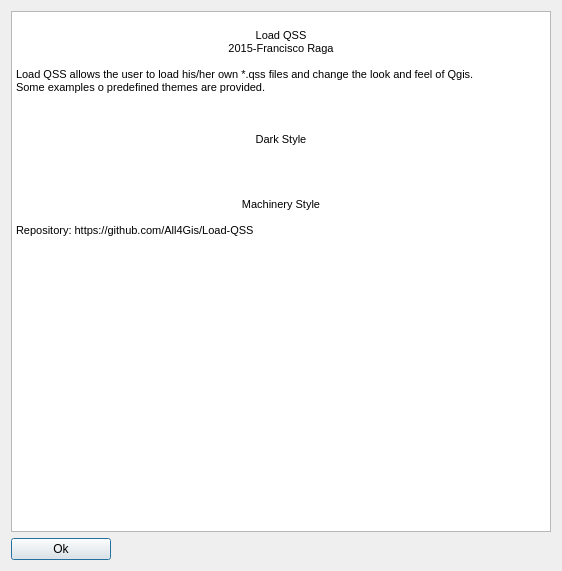
Before: the Qt Designer form ui.resources/About.ui in All4Gis/Load-QSS, drawn with Qt 5.
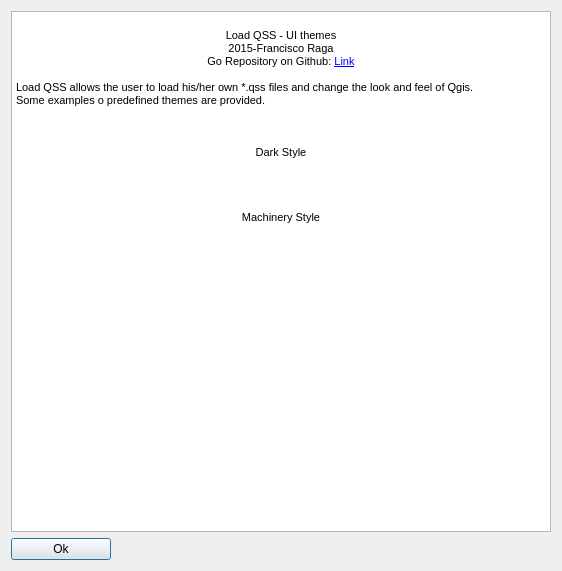
After: the same form once the commit is applied. Icons and pictures are not drawn.

What changed in the file:
```diff
--- a/ui.resources/About.ui
+++ b/ui.resources/About.ui
@@ -29,8 +29,9 @@
 p, li { white-space: pre-wrap; }
 &lt;/style&gt;&lt;/head&gt;&lt;body style=&quot; font-family:'MS Shell Dlg 2'; font-size:8.25pt; font-weight:400; font-style:normal;&quot;&gt;
 &lt;p align=&quot;center&quot; style=&quot; margin-top:0px; margin-bottom:0px; margin-left:0px; margin-right:0px; -qt-block-indent:0; text-indent:0px;&quot;&gt;&lt;span style=&quot; font-size:8pt;&quot;&gt; &lt;/span&gt;&lt;img src=&quot;:/imgQss/images/icon.png&quot; /&gt;&lt;/p&gt;
-&lt;p align=&quot;center&quot; style=&quot; margin-top:0px; margin-bottom:0px; margin-left:0px; margin-right:0px; -qt-block-indent:0; text-indent:0px;&quot;&gt;&lt;span style=&quot; font-size:8pt;&quot;&gt;Load QSS&lt;/span&gt;&lt;/p&gt;
+&lt;p align=&quot;center&quot; style=&quot; margin-top:0px; margin-bottom:0px; margin-left:0px; margin-right:0px; -qt-block-indent:0; text-indent:0px;&quot;&gt;&lt;span style=&quot; font-size:8pt;&quot;&gt;Load QSS - UI themes&lt;/span&gt;&lt;/p&gt;
 &lt;p align=&quot;center&quot; style=&quot; margin-top:0px; margin-bottom:0px; margin-left:0px; margin-right:0px; -qt-block-indent:0; text-indent:0px;&quot;&gt;&lt;span style=&quot; font-size:8pt;&quot;&gt;2015-Francisco Raga&lt;/span&gt;&lt;/p&gt;
+&lt;p align=&quot;center&quot; style=&quot; margin-top:0px; margin-bottom:0px; margin-left:0px; margin-right:0px; -qt-block-indent:0; text-indent:0px;&quot;&gt;&lt;span style=&quot; font-size:8pt;&quot;&gt;Go Repository on Github: &lt;/span&gt;&lt;a href=&quot;https://github.com/All4Gis/Load-QSS&quot;&gt;&lt;span style=&quot; font-size:8pt; text-decoration: underline; color:#0000ff;&quot;&gt;Link&lt;/span&gt;&lt;/a&gt;&lt;/p&gt;
 &lt;p style=&quot;-qt-paragraph-type:empty; margin-top:0px; margin-bottom:0px; margin-left:0px; margin-right:0px; -qt-block-indent:0; text-indent:0px; font-size:8pt;&quot;&gt;&lt;br /&gt;&lt;/p&gt;
 &lt;p style=&quot; margin-top:0px; margin-bottom:0px; margin-left:0px; margin-right:0px; -qt-block-indent:0; text-indent:0px;&quot;&gt;&lt;span style=&quot; font-size:8pt;&quot;&gt;Load QSS allows the user to load his/her own *.qss files and change the look and feel of Qgis.&lt;/span&gt;&lt;/p&gt;
 &lt;p style=&quot; margin-top:0px; margin-bottom:0px; margin-left:0px; margin-right:0px; -qt-block-indent:0; text-indent:0px;&quot;&gt;&lt;span style=&quot; font-size:8pt;&quot;&gt;Some examples o predefined themes are provided.&lt;/span&gt;&lt;/p&gt;
@@ -44,7 +45,6 @@
 &lt;p align=&quot;center&quot; style=&quot;-qt-paragraph-type:empty; margin-top:0px; margin-bottom:0px; margin-left:0px; margin-right:0px; -qt-block-indent:0; text-indent:0px; font-size:8pt;&quot;&gt;&lt;br /&gt;&lt;/p&gt;
 &lt;p align=&quot;center&quot; style=&quot; margin-top:0px; margin-bottom:0px; margin-left:0px; margin-right:0px; -qt-block-indent:0; text-indent:0px;&quot;&gt;&lt;span style=&quot; font-size:8pt;&quot;&gt;Machinery Style&lt;/span&gt;&lt;/p&gt;
 &lt;p align=&quot;center&quot; style=&quot;-qt-paragraph-type:empty; margin-top:0px; margin-bottom:0px; margin-left:0px; margin-right:0px; -qt-block-indent:0; text-indent:0px; font-size:8pt;&quot;&gt;&lt;br /&gt;&lt;/p&gt;
-&lt;p style=&quot; margin-top:0px; margin-bottom:0px; margin-left:0px; margin-right:0px; -qt-block-indent:0; text-indent:0px;&quot;&gt;&lt;span style=&quot; font-size:8pt;&quot;&gt;Repository: https://github.com/All4Gis/Load-QSS&lt;/span&gt;&lt;/p&gt;
 &lt;p style=&quot;-qt-paragraph-type:empty; margin-top:0px; margin-bottom:0px; margin-left:0px; margin-right:0px; -qt-block-indent:0; text-indent:0px; font-size:8pt;&quot;&gt;&lt;br /&gt;&lt;/p&gt;&lt;/body&gt;&lt;/html&gt;</string>
      </property>
     </widget>
```
